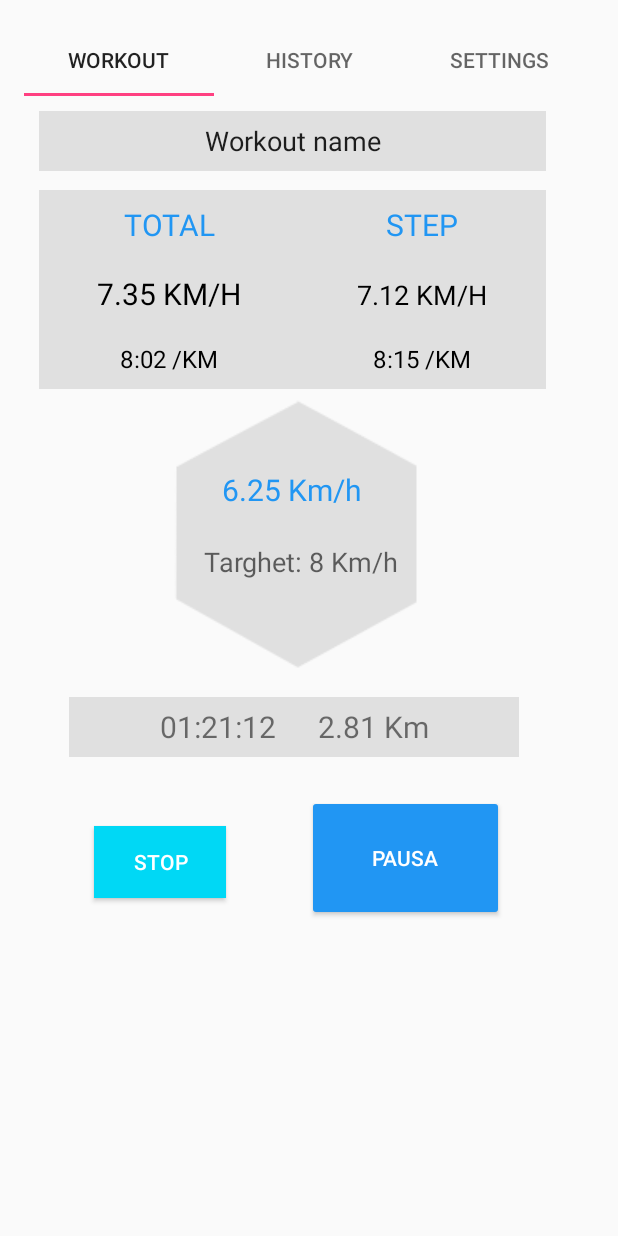
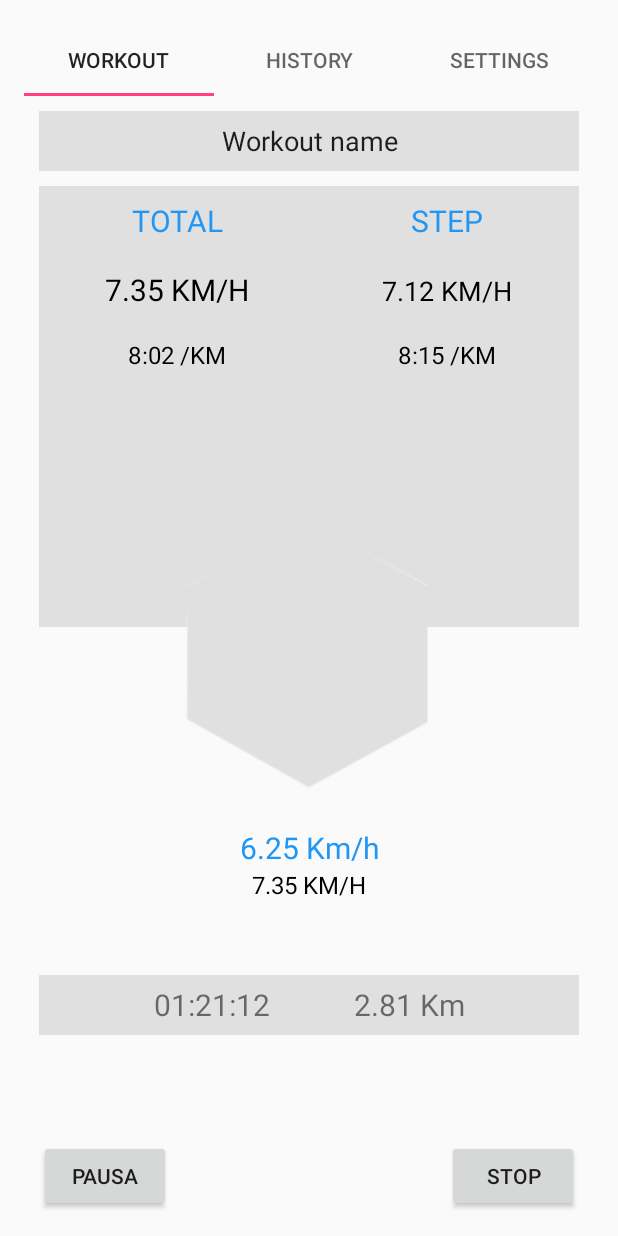
Before and after one commit to stefanolande/Qaddu, an Android app: the screen it shows after launch (MainActivity), on a phone screen of 412 x 824 dp. Run offline under Robolectric (Android 15) with nearby library versions, the phone set to English and light mode, and no system bars.

Commit message:
Revert "workout"
This reverts commit 75d52d8aaadf3f401c165a1f9c7f8a9d5121c17a.

```diff
--- a/app/src/main/res/layout/fragment_workout.xml
+++ b/app/src/main/res/layout/fragment_workout.xml
@@ -1,4 +1,4 @@
-<AbsoluteLayout xmlns:android="http://schemas.android.com/apk/res/android"
+<RelativeLayout xmlns:android="http://schemas.android.com/apk/res/android"
     xmlns:tools="http://schemas.android.com/tools"
     android:layout_width="match_parent"
     android:layout_height="wrap_content"
@@ -6,7 +6,7 @@
 
 
     <EditText
-        android:layout_width="338dp"
+        android:layout_width="match_parent"
         android:layout_height="40dp"
         android:id="@+id/nameWorkout"
         android:layout_gravity="center_horizontal|top"
@@ -16,13 +16,11 @@
         android:layout_alignParentTop="true"
         android:layout_marginLeft="10dp"
         android:layout_marginRight="10dp"
-        android:layout_marginTop="10dp"
-        android:layout_x="10dp"
-        android:layout_y="10dp" />
+        android:layout_marginTop="10dp" />
 
     <TableLayout
-        android:layout_width="338dp"
-        android:layout_height="wrap_content"
+        android:layout_width="match_parent"
+        android:layout_height="match_parent"
         android:layout_below="@+id/nameWorkout"
         android:layout_marginTop="10dp"
         android:background="#E0E0E0"
@@ -31,9 +29,7 @@
         android:layout_marginRight="10dp"
         android:layout_gravity="center"
         android:layout_marginBottom="390dp"
-        android:layout_alignParentEnd="true"
-        android:layout_x="10dp"
-        android:layout_y="63dp">
+        android:layout_alignParentEnd="true">
 
         <TableRow
             android:layout_height="wrap_content"
@@ -119,8 +115,7 @@
         android:layout_gravity="center"
         android:visibility="visible"
 
-        android:layout_x="99dp"
-        android:layout_y="200dp" />
+        />
 
     <TableLayout
         android:layout_width="fill_parent"
@@ -141,15 +136,37 @@
             android:layout_width="fill_parent"
             android:gravity="center_horizontal">
 
+            <TextView
+                android:id="@+id/view10"
+                android:text="6.25 Km/h"
+                android:textColor="#2196F3"
+                android:textSize="20dp"
+                android:gravity="center"/>
+
 
         </TableRow>
+
+        <TableRow
+            android:layout_height="wrap_content"
+            android:layout_width="fill_parent"
+            android:gravity="center_horizontal">
+
+            <TextView
+                android:id="@+id/view11"
+                android:text="7.35 KM/H"
+                android:textColor="#000000"
+                android:textSize="16dp"
+                android:gravity="center"
+                android:visibility="visible" />
+
+         </TableRow>
 
     </TableLayout>
 
     <TextView
-        android:layout_width="300dp"
+        android:layout_width="wrap_content"
         android:layout_height="40dp"
-        android:text="01:21:12      2.81 Km"
+        android:text="01:21:12            2.81 Km"
         android:textAlignment="center"
         android:id="@+id/textView"
         android:layout_alignEnd="@+id/tableWorkout"
@@ -158,21 +175,15 @@
         android:background="#E0E0E0"
         android:gravity="center"
         android:textSize="20dp"
-        android:layout_marginBottom="70dp"
-        android:layout_x="30dp"
-        android:layout_y="401dp" />
+        android:layout_marginBottom="70dp" />
 
     <Button
-        android:layout_width="131dp"
-        android:layout_height="84dp"
+        android:layout_width="wrap_content"
+        android:layout_height="wrap_content"
         android:text="PAUSA"
         android:id="@+id/start_pause_button"
         android:layout_alignParentBottom="true"
-        android:layout_alignStart="@+id/textView"
-        android:layout_x="189dp"
-        android:layout_y="466dp"
-        android:backgroundTint="#2196F3"
-        android:textColor="#ffffff" />
+        android:layout_alignStart="@+id/textView" />
 
     <Button
         android:layout_width="wrap_content"
@@ -180,31 +191,9 @@
         android:text="STOP"
         android:id="@+id/stop_button"
         android:layout_below="@+id/textView"
-        android:layout_alignEnd="@+id/textView"
-        android:layout_x="47dp"
-        android:layout_y="487dp"
-        android:textColor="#ffffff"
-        android:background="#00D8F5" />
+        android:layout_alignEnd="@+id/textView" />
 
-    <TextView
-        android:layout_width="124dp"
-        android:layout_height="51dp"
-        android:textAppearance="?android:attr/textAppearanceLarge"
-        android:text="6.25 Km/h"
-        android:id="@+id/diooooo"
-        android:layout_x="116dp"
-        android:layout_y="237dp"
-        android:textSize="20dp"
-        android:gravity="center"
-        android:textColor="#2196F3" />
 
-    <TextView
-        android:layout_width="wrap_content"
-        android:layout_height="wrap_content"
-        android:textAppearance="?android:attr/textAppearanceMedium"
-        android:text="Targhet: 8 Km/h"
-        android:id="@+id/textView2"
-        android:layout_x="120dp"
-        android:layout_y="298dp" />
 
-</AbsoluteLayout>
+
+</RelativeLayout>
```
